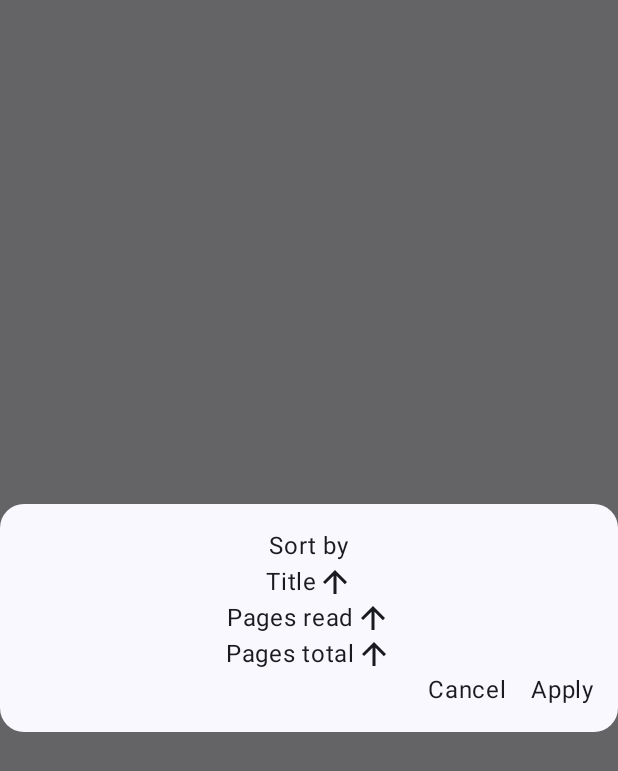
After one commit to b-sass/LibraryManagementSystem, an Android app built with Jetpack Compose: the composable SortDialog shown on its own in the app's theme, on a phone screen of 412 x 824 dp. The commit adds this screen. Shown: the top 771 px of the screen. Run offline under Robolectric (Android 15) with nearby library versions, the phone set to English and light mode, and no system bars; our stand-ins replace Room's generated code.

Commit message:
Separate dialogs into individual files and create SortDialog.

```diff
--- /dev/null
+++ b/app/src/main/java/com/example/bookmanagementsystem/dialogs/SortDialog.kt
@@ -0,0 +1,75 @@
+package com.example.bookmanagementsystem.dialogs
+
+import androidx.compose.foundation.clickable
+import androidx.compose.foundation.layout.Arrangement
+import androidx.compose.foundation.layout.Column
+import androidx.compose.foundation.layout.Row
+import androidx.compose.foundation.layout.Spacer
+import androidx.compose.foundation.layout.fillMaxWidth
+import androidx.compose.foundation.layout.padding
+import androidx.compose.material.icons.Icons
+import androidx.compose.material.icons.filled.ArrowDownward
+import androidx.compose.material.icons.filled.ArrowUpward
+import androidx.compose.material3.BasicAlertDialog
+import androidx.compose.material3.ExperimentalMaterial3Api
+import androidx.compose.material3.Icon
+import androidx.compose.material3.MaterialTheme
+import androidx.compose.material3.Surface
+import androidx.compose.material3.Text
+import androidx.compose.runtime.Composable
+import androidx.compose.ui.Alignment
+import androidx.compose.ui.Modifier
+import androidx.compose.ui.unit.dp
+import com.example.bookmanagementsystem.viewmodel.BookListViewModel
+
+@OptIn(ExperimentalMaterial3Api::class)
+@Composable
+fun SortDialog(
+    viewModel: BookListViewModel,
+    onDismissRequest: () -> Unit = {},
+) {
+
+    val sorts = listOf(
+        "Title",
+        "Pages read",
+        "Pages total",
+    )
+
+    BasicAlertDialog(
+        onDismissRequest = { onDismissRequest() },
+    ) {
+        Surface(
+            shape = MaterialTheme.shapes.large,
+        ) {
+
+            Column(
+                horizontalAlignment = Alignment.CenterHorizontally,
+                modifier = Modifier.padding(16.dp)
+            ){
+                Text("Sort by")
+
+                for (sort in sorts) {
+                    Row() {
+                        Text(sort)
+                        Icon(Icons.Filled.ArrowUpward, contentDescription = "Sort ascending")
+                    }
+                }
+
+                Row(
+                    horizontalArrangement = Arrangement.End,
+                    modifier = Modifier.fillMaxWidth()
+                ) {
+                    Text(
+                        text = "Cancel",
+                        Modifier.clickable { onDismissRequest() }
+                    )
+                    Spacer(modifier = Modifier.padding(8.dp))
+                    Text(
+                        text = "Apply",
+                        Modifier.clickable { onDismissRequest() }
+                    )
+                }
+            }
+        }
+    }
+}
--- a/app/src/main/java/com/example/bookmanagementsystem/viewmodel/BookListViewModel.kt
+++ b/app/src/main/java/com/example/bookmanagementsystem/viewmodel/BookListViewModel.kt
@@ -24,6 +24,7 @@ class BookListViewModel(app: Application) : AndroidViewModel(app) {
     val books = _books.asStateFlow()
 
     var appliedFilters by mutableStateOf(emptyList<String>())
+    var currentSort by mutableStateOf(listOf("Alphabetically", "Descending"))
 
     init {
         viewModelScope.launch {
```
Also changed, not shown: app/src/main/java/com/example/bookmanagementsystem/dialogs/FilterDialog.kt (added, +87 -0 lines), app/src/main/java/com/example/bookmanagementsystem/view/BookItemView.kt (+65 -2 lines), app/src/main/java/com/example/bookmanagementsystem/view/BookListView.kt (+14 -81 lines).
